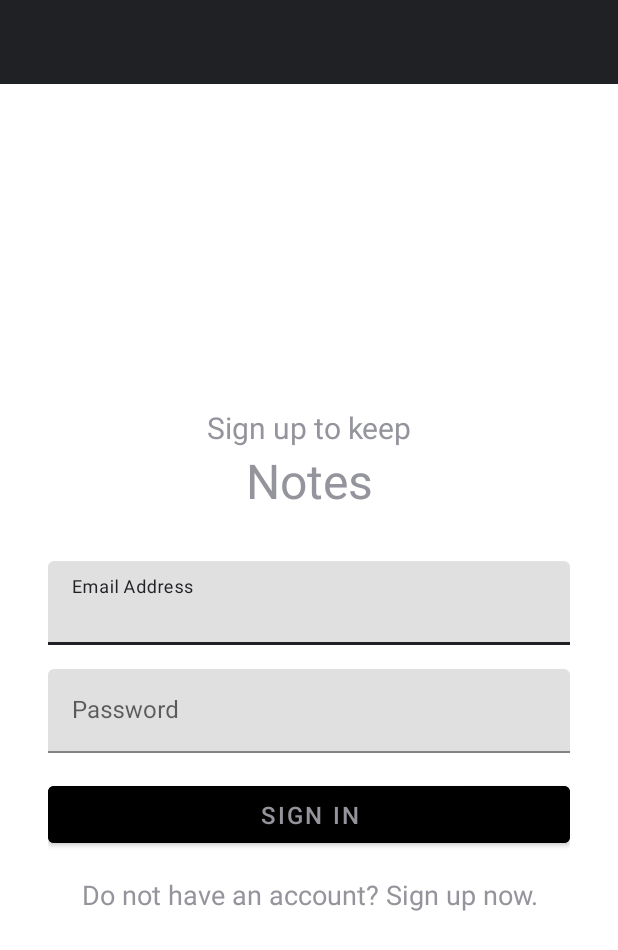
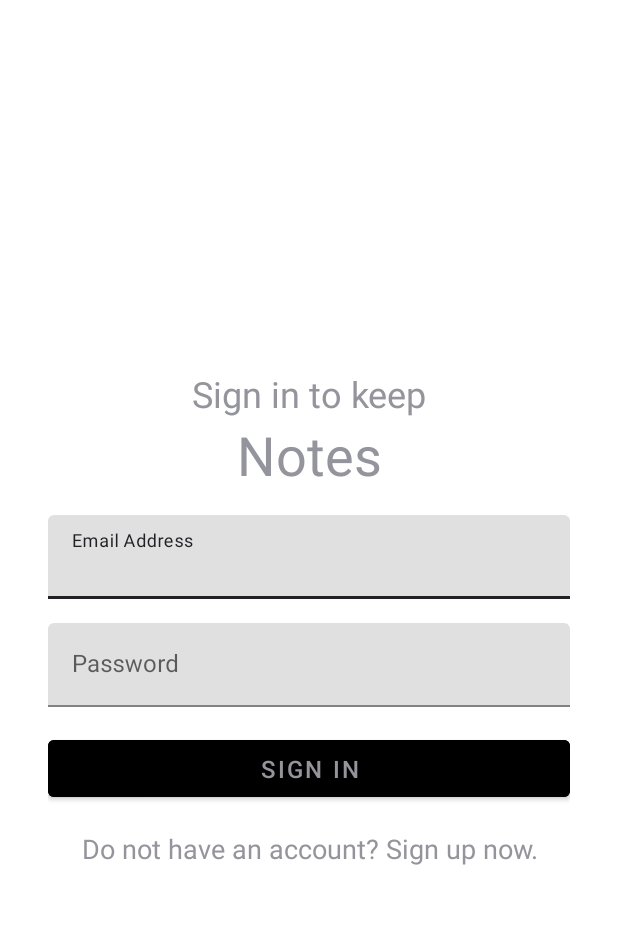
Before and after one commit to mertrkaradeniz/Notely, an Android app: the screen it shows after launch (MainActivity), on a phone screen of 412 x 824 dp. Shown: the top 950 px of the screen. Run offline under Robolectric (Android 15) with nearby library versions, the phone set to English and light mode, and no system bars; our stand-ins replace Dagger/Hilt's generated code, Firebase (no records; nobody signed in at launch, a user with empty details on screens opened directly), Room's generated code, navigation-ui.

Commit message:
Sign screen updated

```diff
--- a/app/src/main/java/com/mertrizakaradeniz/notely/data/repository/FirebaseRepository.kt
+++ b/app/src/main/java/com/mertrizakaradeniz/notely/data/repository/FirebaseRepository.kt
@@ -14,7 +14,7 @@ class FirebaseRepository @Inject constructor(
     private val firebaseAuth: FirebaseAuth,
     private val firebaseStorage: FirebaseStorage
 ) {
-    fun getCurrentUser(): String? = firebaseAuth.currentUser?.uid
+    fun getCurrentUser() = firebaseAuth.currentUser
     fun getFirebaseStorage() = firebaseStorage.getReference(UPLOADED_FILES)
 
     fun signUp(email: String, password: String, onResult: (Resource<Task<AuthResult>>) -> Unit) {
--- a/app/src/main/java/com/mertrizakaradeniz/notely/ui/FirebaseViewModel.kt
+++ b/app/src/main/java/com/mertrizakaradeniz/notely/ui/FirebaseViewModel.kt
@@ -59,11 +59,9 @@ class FirebaseViewModel @Inject constructor(
         }
     }
 
-    /*fun download(fileUri: Uri) {
-        firebaseRepository.download(fileUri) { resource ->
-            _filePath.postValue(resource.data)
-        }
-    }*/
+    fun checkUserLoggedIn(): Boolean {
+        return firebaseRepository.getCurrentUser() != null
+    }
 
     private fun getFilePath(fileUri: Uri) {
         firebaseRepository.getFirebaseStorage()
--- a/app/src/main/java/com/mertrizakaradeniz/notely/ui/main/MainActivity.kt
+++ b/app/src/main/java/com/mertrizakaradeniz/notely/ui/main/MainActivity.kt
@@ -1,9 +1,16 @@
 package com.mertrizakaradeniz.notely.ui.main
 
+import android.os.Build
 import androidx.appcompat.app.AppCompatActivity
 import android.os.Bundle
 import android.view.View
+import android.view.WindowInsets
+import android.view.WindowManager
+import androidx.navigation.NavController
 import androidx.navigation.findNavController
+import androidx.navigation.fragment.NavHostFragment
+import androidx.navigation.ui.AppBarConfiguration
+import androidx.navigation.ui.navigateUp
 import androidx.navigation.ui.setupActionBarWithNavController
 import com.mertrizakaradeniz.notely.R
 import com.mertrizakaradeniz.notely.databinding.ActivityMainBinding
@@ -13,18 +20,51 @@ import dagger.hilt.android.AndroidEntryPoint
 class MainActivity : AppCompatActivity() {
 
     private lateinit var binding: ActivityMainBinding
+    private lateinit var navController: NavController
+    private lateinit var appBarConfiguration: AppBarConfiguration
 
     override fun onCreate(savedInstanceState: Bundle?) {
         super.onCreate(savedInstanceState)
         binding = ActivityMainBinding.inflate(layoutInflater)
         setContentView(binding.root)
+        setupNavigation()
         supportActionBar?.elevation = 0f
-        setupActionBarWithNavController(findNavController(R.id.navHostFragment))
+    }
+
+    private fun setupNavigation() {
+        val navHostFragment =
+            supportFragmentManager.findFragmentById(R.id.navHostFragment) as NavHostFragment
+        navController = navHostFragment.navController
+        appBarConfiguration = AppBarConfiguration(
+            setOf(
+                R.id.ListFragment
+            )
+        )
+
+        navController.addOnDestinationChangedListener { _, destination, _ ->
+            when (destination.id) {
+                R.id.signInFragment -> {
+                    supportActionBar?.hide()
+                    makeFullScreen()
+                }
+                R.id.signUpFragment -> {
+                    supportActionBar?.hide()
+                    makeFullScreen()
+                }
+                else -> {
+                    supportActionBar?.show()
+                }
+            }
+        }
+        setupActionBarWithNavController(navController, appBarConfiguration)
+    }
+
+    override fun onNavigateUp(): Boolean {
+        return navController.navigateUp()
     }
 
     override fun onSupportNavigateUp(): Boolean {
-        val navController = findNavController(R.id.navHostFragment)
-        return navController.navigateUp() || super.onSupportNavigateUp()
+        return navController.navigateUp(appBarConfiguration) || super.onSupportNavigateUp()
     }
 
     fun hideProgressBar() {
@@ -34,4 +74,16 @@ class MainActivity : AppCompatActivity() {
     fun showProgressBar() {
         binding.progressBar.visibility = View.VISIBLE
     }
+
+    private fun makeFullScreen() {
+        @Suppress("DEPRECATION")
+        if (Build.VERSION.SDK_INT >= Build.VERSION_CODES.R) {
+            window.insetsController?.hide(WindowInsets.Type.statusBars())
+        } else {
+            window.setFlags(
+                WindowManager.LayoutParams.FLAG_FULLSCREEN,
+                WindowManager.LayoutParams.FLAG_FULLSCREEN
+            )
+        }
+    }
 }
--- a/app/src/main/java/com/mertrizakaradeniz/notely/ui/signin/SignInFragment.kt
+++ b/app/src/main/java/com/mertrizakaradeniz/notely/ui/signin/SignInFragment.kt
@@ -1,6 +1,7 @@
 package com.mertrizakaradeniz.notely.ui.signin
 
 import android.os.Bundle
+import android.util.Log
 import androidx.fragment.app.Fragment
 import android.view.LayoutInflater
 import android.view.View
@@ -21,7 +22,7 @@ class SignInFragment : Fragment(R.layout.fragment_sign_in) {
     private var _binding: FragmentSignInBinding? = null
     private val binding get() = _binding!!
 
-    private val viewModel: FirebaseViewModel by viewModels()
+    private val firebaseViewModel: FirebaseViewModel by viewModels()
 
     private lateinit var email: String
     private lateinit var password: String
@@ -40,13 +41,20 @@ class SignInFragment : Fragment(R.layout.fragment_sign_in) {
         handleClickEvent()
     }
 
+    override fun onStart() {
+        super.onStart()
+        if (firebaseViewModel.checkUserLoggedIn()) {
+            findNavController().navigate(R.id.action_signInFragment_to_ListFragment)
+        }
+    }
+
     private fun handleClickEvent() {
         binding.apply {
             btnSignIn.setOnClickListener {
                 email = etEmail.text.toString()
                 password = etPassword.text.toString()
                 if (email.isNotEmpty() && password.isNotEmpty()) {
-                    viewModel.signIn(email, password)
+                    firebaseViewModel.signIn(email, password)
                 }
             }
             tvSignUp.setOnClickListener {
@@ -61,7 +69,8 @@ class SignInFragment : Fragment(R.layout.fragment_sign_in) {
     }
 
     private fun setupObservers() {
-        viewModel.signInResult.observe(viewLifecycleOwner) { resource ->
+
+        firebaseViewModel.signInResult.observe(viewLifecycleOwner) { resource ->
             when(resource) {
                 is Resource.Success -> {
                     (requireActivity() as MainActivity).hideProgressBar()
--- a/app/src/main/res/layout/fragment_sign_in.xml
+++ b/app/src/main/res/layout/fragment_sign_in.xml
@@ -12,9 +12,9 @@
         android:id="@+id/tvTitle"
         android:layout_width="match_parent"
         android:layout_height="wrap_content"
-        android:text="@string/sign_up_to_keep"
+        android:text="@string/sign_in_to_keep"
         android:textAlignment="center"
-        android:textSize="20sp" />
+        android:textSize="24sp" />
 
     <TextView
         android:id="@+id/tvSubTitle"
@@ -22,13 +22,13 @@
         android:layout_height="wrap_content"
         android:text="@string/notes"
         android:textAlignment="center"
-        android:textSize="32sp" />
+        android:textSize="36sp" />
 
     <com.google.android.material.textfield.TextInputLayout
         android:id="@+id/etEmailInputLayout"
         android:layout_width="match_parent"
         android:layout_height="wrap_content"
-        android:layout_marginTop="32dp"
+        android:layout_marginTop="16dp"
         android:hint="@string/email_address">
 
         <com.google.android.material.textfield.TextInputEditText
--- a/app/src/main/res/values/strings.xml
+++ b/app/src/main/res/values/strings.xml
@@ -28,4 +28,5 @@
     <string name="sign_in">Sign In</string>
     <string name="don_t_have_an_account_sign_up_now">Do not have an account? Sign up now.</string>
     <string name="image">image</string>
+    <string name="sign_in_to_keep">Sign in to keep</string>
 </resources>
```
